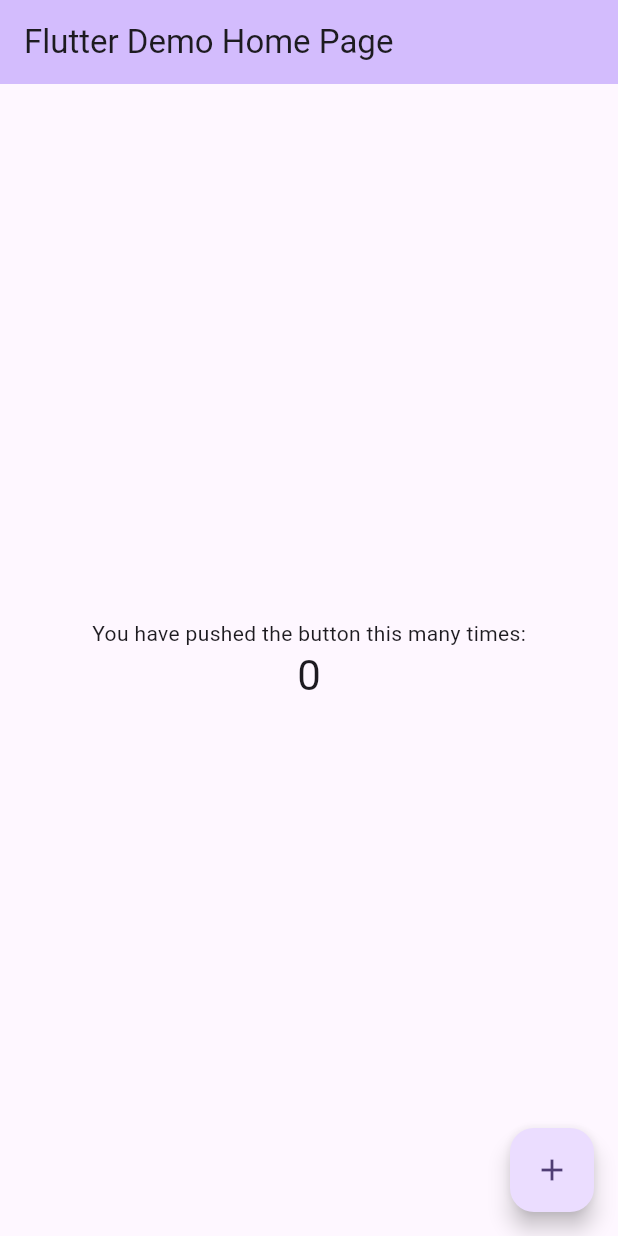
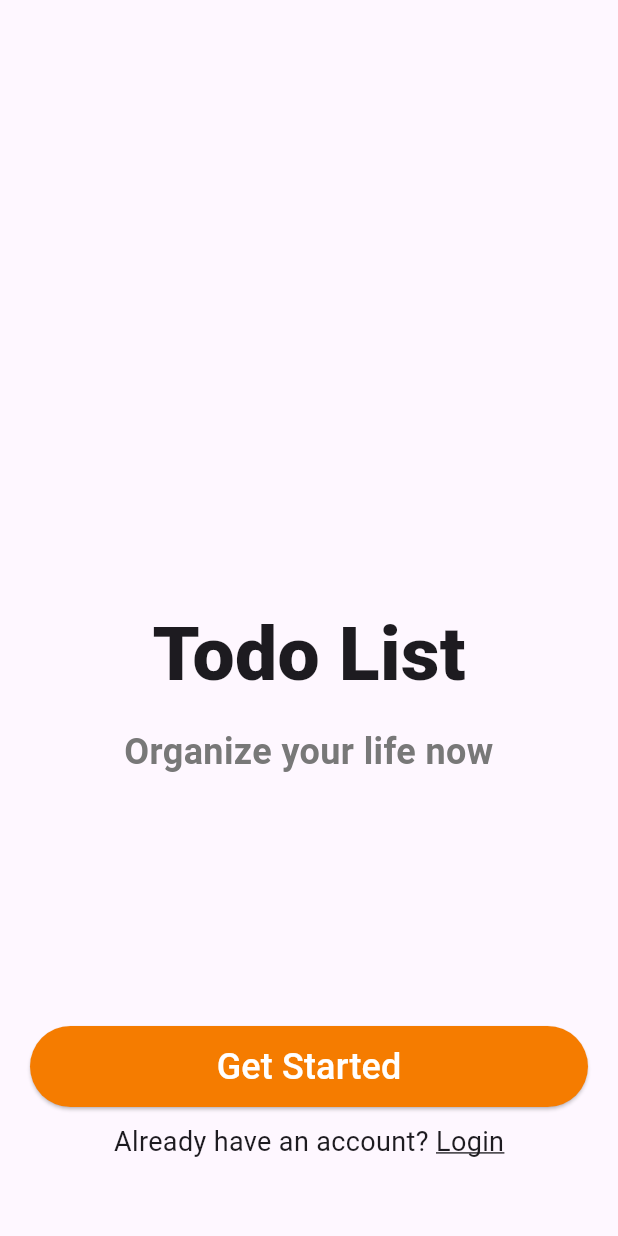
Before and after one commit to bjurd/flutter-todo, a Flutter app: the screen it shows after launch, on a phone screen of 412 x 824 dp. Run offline on Flutter 3.47's test engine with Material 3 defaults, Android fonts, the phone set to English and light mode, and no system bars; our stand-ins replace firebase_core; accounts and stored records are empty.

Commit message:
Add welcome screen

```diff
--- /dev/null
+++ b/lib/buttons.dart
@@ -0,0 +1,86 @@
+import 'package:flutter/material.dart';
+
+class PrimaryButton extends StatefulWidget
+{
+  final double? width;
+  final String text;
+
+  final Function? onPressed;
+
+  const PrimaryButton({
+    super.key,
+    this.width,
+    required this.text,
+    this.onPressed
+  });
+
+  @override
+  PrimaryButtonState createState() => PrimaryButtonState();
+}
+
+class PrimaryButtonState extends State<PrimaryButton>
+{
+  bool _isTapped = false;
+
+  @override
+  Widget build(BuildContext context)
+  {
+    return GestureDetector(
+      onTapDown: (event)
+      {
+        setState( ()
+        {
+          _isTapped = true;
+        });
+      },
+
+      onTapUp: (event)
+      {
+        setState( ()
+        {
+          _isTapped = false;
+        });
+      },
+
+      onTapCancel: ()
+      {
+        setState( ()
+        {
+          _isTapped = false;
+        });
+      },
+
+      child: Container(
+        width: widget.width ?? double.infinity,
+        child: ElevatedButton(
+          onPressed: ()
+          {
+            if (widget.onPressed != null)
+            {
+              widget.onPressed!();
+            }
+          },
+
+          style: ElevatedButton.styleFrom(
+            padding: EdgeInsets.all(10),
+
+            foregroundColor: Colors.white,
+            backgroundColor: _isTapped ? Colors.orange[600] : Colors.orange[700],
+
+            shape: RoundedRectangleBorder(
+              borderRadius: BorderRadius.circular(999),
+            ),
+          ),
+
+          child: Text(
+            widget.text,
+
+            style: TextStyle(
+              fontSize: 24,
+            ),
+          ),
+        ),
+      ),
+    );
+  }
+}
--- a/lib/main.dart
+++ b/lib/main.dart
@@ -3,129 +3,17 @@ import 'package:flutter/material.dart';
 import 'package:firebase_core/firebase_core.dart';
 import 'firebase_options.dart';
 
-void main() async {
+import "welcome.dart";
+
+void main() async
+{
   WidgetsFlutterBinding.ensureInitialized();
 
   await Firebase.initializeApp(
     options: DefaultFirebaseOptions.currentPlatform,
   );
 
-  runApp(const MyApp());
+  runApp(MaterialApp(
+    home: Welcome(),
+  ));
 }
-
-class MyApp extends StatelessWidget {
-  const MyApp({super.key});
-
-  // This widget is the root of your application.
-  @override
-  Widget build(BuildContext context) {
-    return MaterialApp(
-      title: 'Flutter Demo',
-      theme: ThemeData(
-        // This is the theme of your application.
-        //
-        // TRY THIS: Try running your application with "flutter run". You'll see
-        // the application has a purple toolbar. Then, without quitting the app,
-        // try changing the seedColor in the colorScheme below to Colors.green
-        // and then invoke "hot reload" (save your changes or press the "hot
-        // reload" button in a Flutter-supported IDE, or press "r" if you used
-        // the command line to start the app).
-        //
-        // Notice that the counter didn't reset back to zero; the application
-        // state is not lost during the reload. To reset the state, use hot
-        // restart instead.
-        //
-        // This works for code too, not just values: Most code changes can be
-        // tested with just a hot reload.
-        colorScheme: ColorScheme.fromSeed(seedColor: Colors.deepPurple),
-      ),
-      home: const MyHomePage(title: 'Flutter Demo Home Page'),
-    );
-  }
-}
-
-class MyHomePage extends StatefulWidget {
-  const MyHomePage({super.key, required this.title});
-
-  // This widget is the home page of your application. It is stateful, meaning
-  // that it has a State object (defined below) that contains fields that affect
-  // how it looks.
-
-  // This class is the configuration for the state. It holds the values (in this
-  // case the title) provided by the parent (in this case the App widget) and
-  // used by the build method of the State. Fields in a Widget subclass are
-  // always marked "final".
-
-  final String title;
-
-  @override
-  State<MyHomePage> createState() => _MyHomePageState();
-}
-
-class _MyHomePageState extends State<MyHomePage> {
-  int _counter = 0;
-
-  void _incrementCounter() {
-    setState(() {
-      // This call to setState tells the Flutter framework that something has
-      // changed in this State, which causes it to rerun the build method below
-      // so that the display can reflect the updated values. If we changed
-      // _counter without calling setState(), then the build method would not be
-      // called again, and so nothing would appear to happen.
-      _counter++;
-    });
-  }
-
-  @override
-  Widget build(BuildContext context) {
-    // This method is rerun every time setState is called, for instance as done
-    // by the _incrementCounter method above.
-    //
-    // The Flutter framework has been optimized to make rerunning build methods
-    // fast, so that you can just rebuild anything that needs updating rather
-    // than having to individually change instances of widgets.
-    return Scaffold(
-      appBar: AppBar(
-        // TRY THIS: Try changing the color here to a specific color (to
-        // Colors.amber, perhaps?) and trigger a hot reload to see the AppBar
-        // change color while the other colors stay the same.
-        backgroundColor: Theme.of(context).colorScheme.inversePrimary,
-        // Here we take the value from the MyHomePage object that was created by
-        // the App.build method, and use it to set our appbar title.
-        title: Text(widget.title),
-      ),
-      body: Center(
-        // Center is a layout widget. It takes a single child and positions it
-        // in the middle of the parent.
-        child: Column(
-          // Column is also a layout widget. It takes a list of children and
-          // arranges them vertically. By default, it sizes itself to fit its
-          // children horizontally, and tries to be as tall as its parent.
-          //
-          // Column has various properties to control how it sizes itself and
-          // how it positions its children. Here we use mainAxisAlignment to
-          // center the children vertically; the main axis here is the vertical
-          // axis because Columns are vertical (the cross axis would be
-          // horizontal).
-          //
-          // TRY THIS: Invoke "debug painting" (choose the "Toggle Debug Paint"
-          // action in the IDE, or press "p" in the console), to see the
-          // wireframe for each widget.
-          mainAxisAlignment: MainAxisAlignment.center,
-          children: <Widget>[
-            const Text('You have pushed the button this many times:'),
-            Text(
-              '$_counter',
-              style: Theme.of(context).textTheme.headlineMedium,
-            ),
-          ],
-        ),
-      ),
-      floatingActionButton: FloatingActionButton(
-        onPressed: _incrementCounter,
-        tooltip: 'Increment',
-        child: const Icon(Icons.add),
-      ), // This trailing comma makes auto-formatting nicer for build methods.
-    );
-  }
-}
--- /dev/null
+++ b/lib/welcome.dart
@@ -0,0 +1,112 @@
+import 'package:flutter/gestures.dart';
+import 'package:flutter/material.dart';
+
+import "buttons.dart";
+
+class Welcome extends StatelessWidget
+{
+  @override
+  Widget build(BuildContext context)
+  {
+    return Scaffold(
+      body: SafeArea(
+        child: Container(
+          padding: EdgeInsets.fromLTRB(20, 0, 20, 50),
+
+          child: Column(
+            mainAxisAlignment: MainAxisAlignment.spaceBetween,
+            crossAxisAlignment: CrossAxisAlignment.center,
+
+            children: [
+              SizedBox(height: 400),
+              // Logo
+              // Image.asset(
+              //   "assets/logo.png",
+              //   width: 400,
+              //   height: 400,
+              // ),
+
+              // Middle text
+              Flexible(
+                  flex: 2,
+                  child: Column(
+                    crossAxisAlignment: CrossAxisAlignment.center,
+                    spacing: 12,
+
+                    children: [
+                      // Headline
+                      Text(
+                        "Todo List",
+
+                        style: TextStyle(
+                          fontSize: 50,
+                          fontWeight: FontWeight.w800,
+                        ),
+                      ),
+
+                      // Subtext
+                      Text(
+                        "Organize your life now",
+
+                        style: TextStyle(
+                          fontSize: 24,
+                          fontWeight: FontWeight.w600,
+
+                          color: Color.fromRGBO(120, 120, 120, 1),
+                        ),
+
+                        textAlign: TextAlign.center,
+                      ),
+                    ],
+                  )
+              ),
+
+              // Buttons
+              Container(
+                child: Column(
+                  spacing: 10,
+                  children: [
+                    // Sign up button
+                    PrimaryButton(
+                      text: "Get Started",
+                      onPressed: ()
+                      {
+                        Navigator.pushNamed(context, "/signup");
+                      },
+                    ),
+
+                    // Login section
+                    Text.rich(
+                      TextSpan(
+                        text: "Already have an account? ",
+
+                        style: TextStyle(fontSize: 18),
+
+                        // Login link
+                        children: [
+                          TextSpan(
+                            text: 'Login',
+
+                            style: TextStyle(
+                              decoration: TextDecoration.underline,
+                            ),
+
+                            recognizer: TapGestureRecognizer()
+                              ..onTap = ()
+                              {
+                                Navigator.pushNamed(context, '/login');
+                              },
+                          ),
+                        ],
+                      ),
+                    )
+                  ],
+                ),
+              ),
+            ],
+          ),
+        ),
+      ),
+    );
+  }
+}
```
